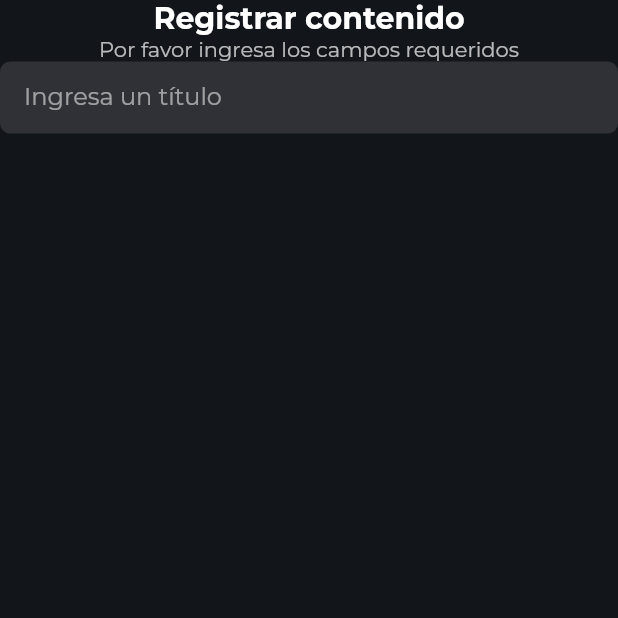
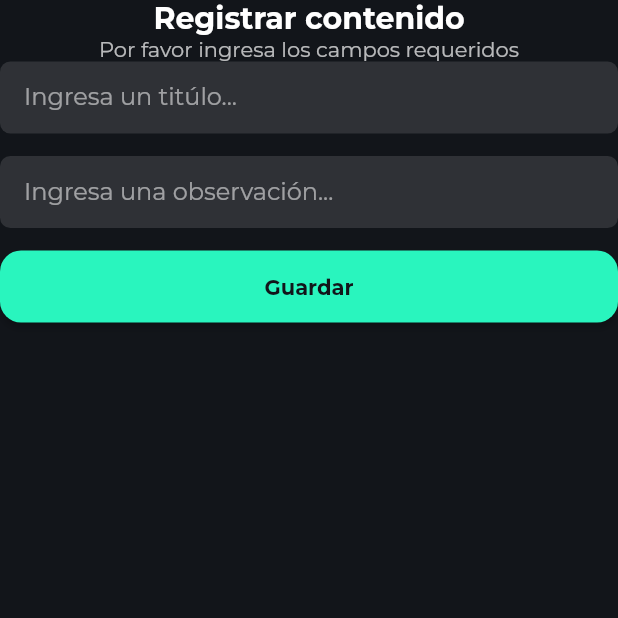
Before and after one commit to YerikAH/read-and-save-qr, a Flutter app: the RegisterScreen screen opened directly, on a phone screen of 412 x 824 dp, the top half of it. Run offline on Flutter 3.47's test engine with Material 2 defaults, Android fonts, the phone set to English and light mode, and no system bars; our stand-ins replace google_fonts; missing offline and left inert: qr_code_scanner.

Commit message:
create new widget

```diff
--- a/lib/screens/register_screen.dart
+++ b/lib/screens/register_screen.dart
@@ -1,5 +1,6 @@
 import 'package:flutter/material.dart';
 import 'package:read_qr/widgets/commom_textfield_widget.dart';
+import 'package:read_qr/widgets/common_button_widget.dart';
 
 class RegisterScreen extends StatelessWidget {
 
@@ -10,8 +11,8 @@ class RegisterScreen extends StatelessWidget {
     return Scaffold(
       body: SafeArea(
         child: Column(
-        children: const [
-        Text(
+        children: [
+        const Text(
             "Registrar contenido",
             style: TextStyle(
               color: Colors.white,
@@ -19,7 +20,7 @@ class RegisterScreen extends StatelessWidget {
               fontWeight: FontWeight.w700
             ),
           ),
-          Text(
+          const Text(
             "Por favor ingresa los campos requeridos",
             style: TextStyle(
               color: Colors.white70,
@@ -27,7 +28,11 @@ class RegisterScreen extends StatelessWidget {
               fontWeight: FontWeight.w400
             ),
           ),
-          CommonTextFielWidget()
+          CommonTextFielWidget(hintText: "Ingresa un titúlo...",),
+          const SizedBox(height: 15.0,),
+          CommonTextFielWidget(hintText: "Ingresa una observación...",),
+          const SizedBox(height: 15.0,),
+          CommonButtonWidget(onPressed: (){}, text: "Guardar",)
         ],
         )
       )
--- a/lib/widgets/commom_textfield_widget.dart
+++ b/lib/widgets/commom_textfield_widget.dart
@@ -1,8 +1,8 @@
 import 'package:flutter/material.dart';
 
 class CommonTextFielWidget extends StatelessWidget {
-
-  const CommonTextFielWidget({Key? key}) : super(key: key);
+  String hintText;
+  CommonTextFielWidget({super.key, required this.hintText});
 
   @override
   Widget build(BuildContext context) {
@@ -13,7 +13,7 @@ class CommonTextFielWidget extends StatelessWidget {
       decoration: InputDecoration(
         filled: true,
         fillColor: Colors.white.withOpacity(0.12),
-        hintText: "Ingresa un título",
+        hintText: hintText,
         hintStyle: const TextStyle(
           color: Colors.white54,
         ),
```
